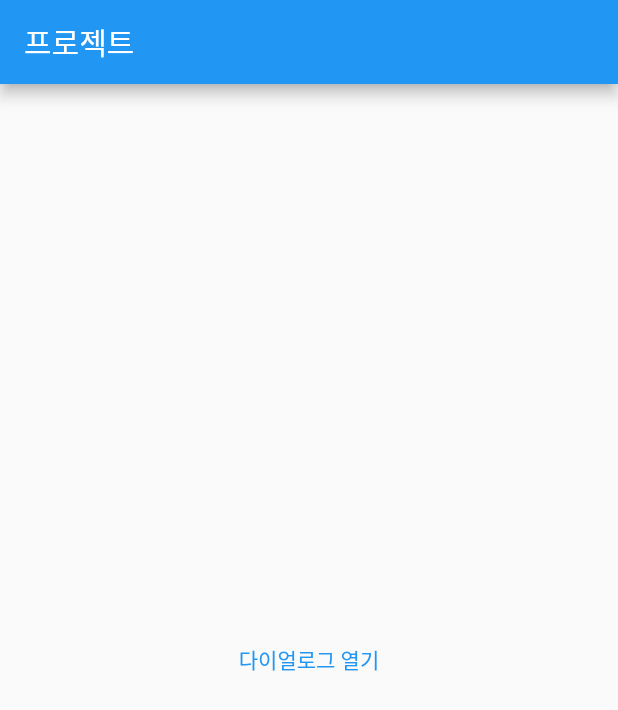
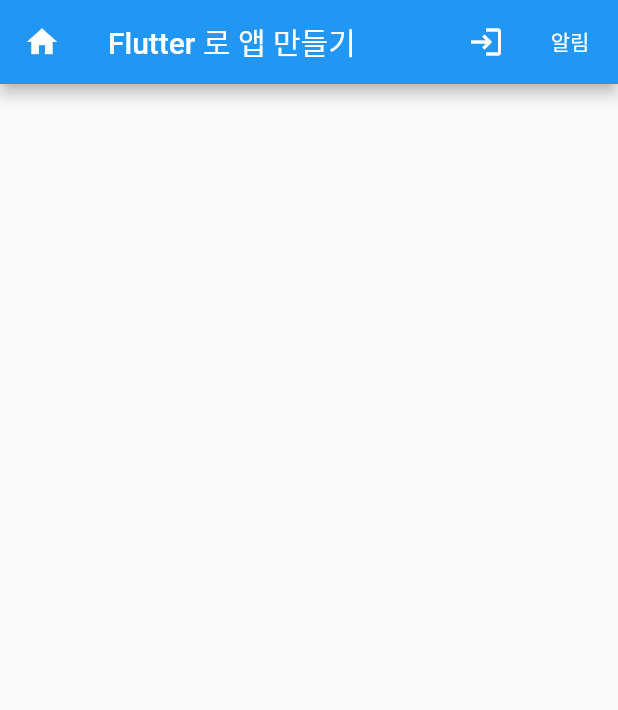
Before and after one commit to seung223/1029, a Flutter app: the screen it shows after launch, on a phone screen of 412 x 824 dp. Shown: the top 710 px of the screen. Run offline on Flutter 3.47's test engine with Material 2 defaults, Android fonts, the phone set to English and light mode, and no system bars.

Commit message:
page login, alert

```diff
--- /dev/null
+++ b/lib/globals.dart
@@ -0,0 +1,2 @@
+
+var error_code = "에러가 발생했습니다.";
--- a/lib/main.dart
+++ b/lib/main.dart
@@ -1,8 +1,19 @@
+import 'package:flutter/cupertino.dart';
 import 'package:flutter/material.dart';
+
+import 'alert.dart';
+import 'login.dart';
 final _valueList = ['첫 번째', '두 번째', '세 번째'];
 var _selectedValue = '첫 번째';
 void main() {
   runApp(const MyApp());
+}
+
+class RouteArguments {
+  final String title;
+  final String content;
+
+  RouteArguments(this.title, this.content);
 }
 
 class MyApp extends StatelessWidget {
@@ -11,12 +22,17 @@ class MyApp extends StatelessWidget {
   // This widget is the root of your application.
   @override
   Widget build(BuildContext context) {
+
     return MaterialApp(
+      debugShowCheckedModeBanner: false,
       title: 'Flutter Demo',
       theme: ThemeData(
         primarySwatch: Colors.blue,
       ),
-      home: const MyHomePage(title: 'Flutter Demo Home Page'),
+      home: const MyHomePage(title: '앱바 글자 바꾸기'),
+      routes: {
+        '/alert': (context) => Alert()
+      },
     );
   }
 }
@@ -67,13 +83,32 @@ class _MyHomePageState extends State<MyHomePage> {
   Widget build(BuildContext context) {
     return Scaffold(
       appBar : AppBar(
-        title : Text('프로젝트')),
-        body: Center(
-          child: TextButton(
-            onPressed: _openPopup,
-            child: Text('다이얼로그 열기'),
-          )
-        )
+        leading : IconButton(
+          icon : Icon(Icons.home),
+          onPressed: (){
+            print("home clicked");
+          },
+        ),
+        title: Text("Flutter 로 앱 만들기"),
+        actions: [
+          IconButton(
+            icon: Icon(Icons.login),
+            onPressed: (){
+              //print("로그인 페이지로 이동");
+              Navigator.push(context, MaterialPageRoute(builder: (context)=>Login(txt: "test message")),);
+            }),
+          TextButton(
+          child: Text('알림'),
+          style: TextButton.styleFrom(foregroundColor: Colors.white),
+          onPressed: () async {
+            var result = await Navigator.pushNamed(context, '/alert',arguments: RouteArguments("데이터 제목", "데이터 콘텐츠"));
+            print("result = ${result}");
+            print("result = "+ result.toString());
+            //Navigator.pushNamed(context, '/alert', arguments: RouteArguments("데이터제목", "데이터 콘텐츠"));
+            //print('알림 창 팝업');
+    }),
+    ],
+    ),
     );
   }
 }
```
Also changed, not shown: lib/alert.dart (added, +33 -0 lines), lib/login.dart (added, +30 -0 lines).
